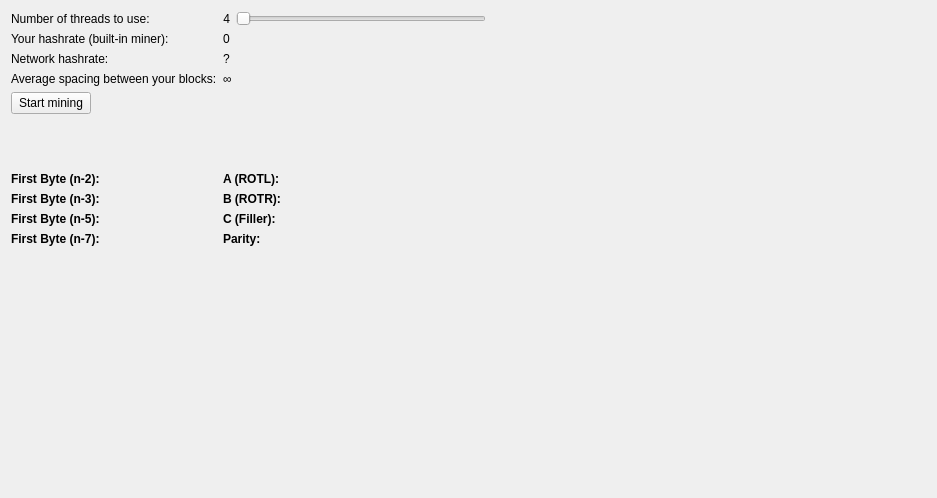
zettel-kasten/burgerbot, file src/qt/forms/miningpage.ui: the form before one commit.
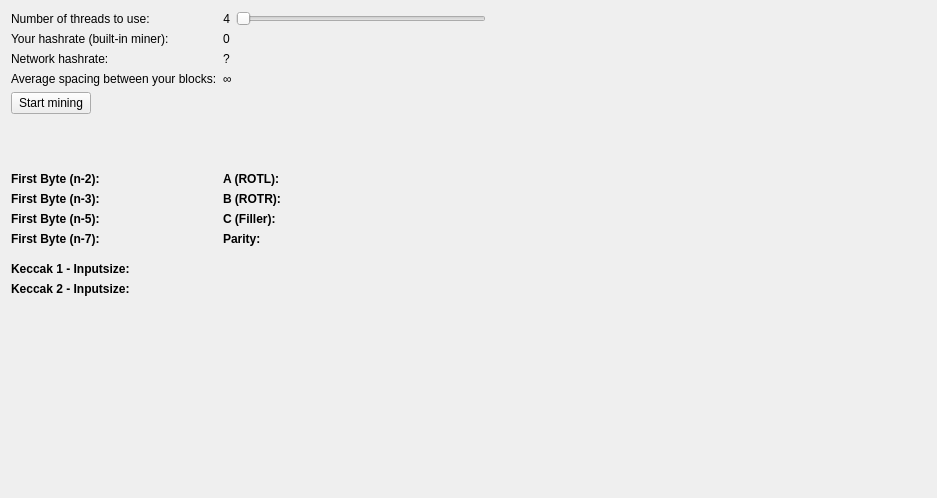
The form after the commit.

Diff of the .ui file:
```diff
--- a/src/qt/forms/miningpage.ui
+++ b/src/qt/forms/miningpage.ui
@@ -421,6 +421,155 @@
      </item>
     </layout>
    </item>
+   <item>
+    <spacer name="verticalSpacer_2">
+     <property name="orientation">
+      <enum>Qt::Vertical</enum>
+     </property>
+     <property name="sizeType">
+      <enum>QSizePolicy::Fixed</enum>
+     </property>
+     <property name="sizeHint" stdset="0">
+      <size>
+       <width>20</width>
+       <height>10</height>
+      </size>
+     </property>
+    </spacer>
+   </item>
+   <item>
+    <layout class="QHBoxLayout" name="horizontalLayout_5">
+     <item>
+      <layout class="QGridLayout" name="gridLayout_4">
+       <item row="0" column="1">
+        <widget class="QLabel" name="label_inputsize_1">
+         <property name="sizePolicy">
+          <sizepolicy hsizetype="Fixed" vsizetype="Preferred">
+           <horstretch>0</horstretch>
+           <verstretch>0</verstretch>
+          </sizepolicy>
+         </property>
+         <property name="minimumSize">
+          <size>
+           <width>100</width>
+           <height>0</height>
+          </size>
+         </property>
+         <property name="maximumSize">
+          <size>
+           <width>100</width>
+           <height>16777215</height>
+          </size>
+         </property>
+         <property name="text">
+          <string/>
+         </property>
+        </widget>
+       </item>
+       <item row="0" column="0">
+        <widget class="QLabel" name="label_SDKPRABSPC_1">
+         <property name="sizePolicy">
+          <sizepolicy hsizetype="Fixed" vsizetype="Preferred">
+           <horstretch>0</horstretch>
+           <verstretch>0</verstretch>
+          </sizepolicy>
+         </property>
+         <property name="minimumSize">
+          <size>
+           <width>150</width>
+           <height>0</height>
+          </size>
+         </property>
+         <property name="maximumSize">
+          <size>
+           <width>150</width>
+           <height>16777215</height>
+          </size>
+         </property>
+         <property name="font">
+          <font>
+           <weight>75</weight>
+           <bold>true</bold>
+          </font>
+         </property>
+         <property name="text">
+          <string>Keccak 1 - Inputsize:</string>
+         </property>
+        </widget>
+       </item>
+       <item row="1" column="0">
+        <widget class="QLabel" name="label_SDKPRABSPC_2">
+         <property name="sizePolicy">
+          <sizepolicy hsizetype="Fixed" vsizetype="Preferred">
+           <horstretch>0</horstretch>
+           <verstretch>0</verstretch>
+          </sizepolicy>
+         </property>
+         <property name="minimumSize">
+          <size>
+           <width>150</width>
+           <height>0</height>
+          </size>
+         </property>
+         <property name="maximumSize">
+          <size>
+           <width>150</width>
+           <height>16777215</height>
+          </size>
+         </property>
+         <property name="font">
+          <font>
+           <weight>75</weight>
+           <bold>true</bold>
+          </font>
+         </property>
+         <property name="text">
+          <string>Keccak 2 - Inputsize:</string>
+         </property>
+        </widget>
+       </item>
+       <item row="1" column="1">
+        <widget class="QLabel" name="label_inputsize_2">
+         <property name="sizePolicy">
+          <sizepolicy hsizetype="Fixed" vsizetype="Preferred">
+           <horstretch>0</horstretch>
+           <verstretch>0</verstretch>
+          </sizepolicy>
+         </property>
+         <property name="minimumSize">
+          <size>
+           <width>100</width>
+           <height>0</height>
+          </size>
+         </property>
+         <property name="maximumSize">
+          <size>
+           <width>100</width>
+           <height>16777215</height>
+          </size>
+         </property>
+         <property name="text">
+          <string/>
+         </property>
+        </widget>
+       </item>
+      </layout>
+     </item>
+     <item>
+      <spacer name="horizontalSpacer_4">
+       <property name="orientation">
+        <enum>Qt::Horizontal</enum>
+       </property>
+       <property name="sizeHint" stdset="0">
+        <size>
+         <width>40</width>
+         <height>20</height>
+        </size>
+       </property>
+      </spacer>
+     </item>
+    </layout>
+   </item>
    <item>
     <spacer name="verticalSpacer">
      <property name="orientation">
```
